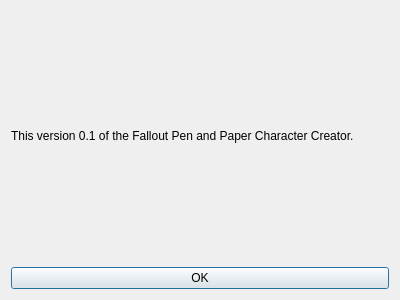
The window that character-creator/ui/about_dialogue.ui (DarthBubi/fallout-pnp-character-creator) describes before a commit, drawn with Qt 5.
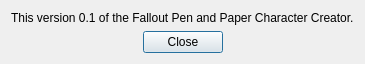
The same window after the commit.

Commit message: Rework of about dialogue

Patch:
```diff
--- a/character-creator/ui/about_dialogue.ui
+++ b/character-creator/ui/about_dialogue.ui
@@ -6,16 +6,28 @@
    <rect>
     <x>0</x>
     <y>0</y>
-    <width>400</width>
-    <height>300</height>
+    <width>350</width>
+    <height>200</height>
    </rect>
   </property>
+  <property name="sizePolicy">
+   <sizepolicy hsizetype="Fixed" vsizetype="Fixed">
+    <horstretch>0</horstretch>
+    <verstretch>0</verstretch>
+   </sizepolicy>
+  </property>
   <property name="windowTitle">
    <string>Dialog</string>
   </property>
   <layout class="QGridLayout" name="gridLayout_3">
+   <property name="sizeConstraint">
+    <enum>QLayout::SetFixedSize</enum>
+   </property>
    <item row="0" column="0">
     <layout class="QGridLayout" name="gridLayout_2">
+     <property name="sizeConstraint">
+      <enum>QLayout::SetFixedSize</enum>
+     </property>
      <item row="0" column="0">
       <widget class="QLabel" name="label">
        <property name="text">
@@ -26,9 +38,12 @@
     </layout>
    </item>
    <item row="1" column="0">
-    <widget class="QPushButton" name="closeButton">
-     <property name="text">
-      <string>OK</string>
+    <widget class="QDialogButtonBox" name="buttonBox">
+     <property name="standardButtons">
+      <set>QDialogButtonBox::Close</set>
+     </property>
+     <property name="centerButtons">
+      <bool>true</bool>
      </property>
     </widget>
    </item>
```
Left out of the diff: 5 changed lines with no effect on the pictures. The commit also changes 2 other files.
